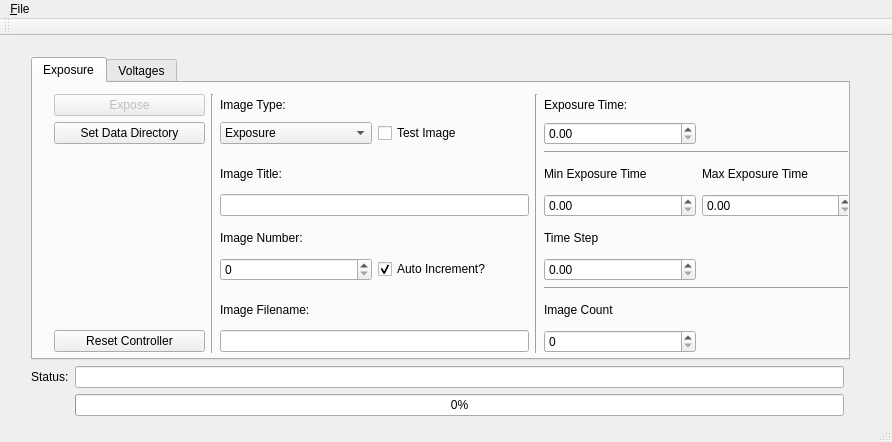
Above: ccdcontroller.ui from Snyder005/ccdcontroller before the change. Below: the same form after it.
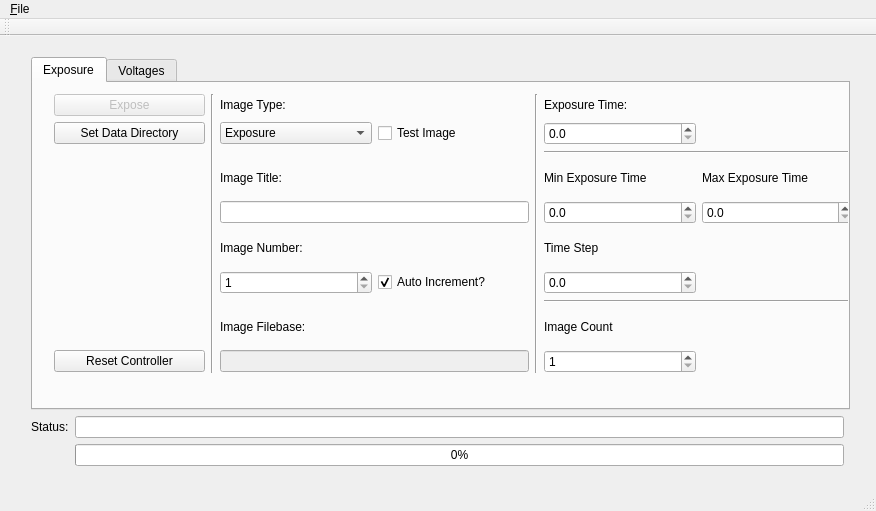
That is the form after the change.

Commit message: Inputs now turn on/off depending on exposure type.  Few additional minor ui updates.

```diff
--- a/ccdcontroller.ui
+++ b/ccdcontroller.ui
@@ -6,8 +6,8 @@
    <rect>
     <x>0</x>
     <y>0</y>
-    <width>892</width>
-    <height>442</height>
+    <width>876</width>
+    <height>511</height>
    </rect>
   </property>
   <property name="windowTitle">
@@ -20,7 +20,7 @@
       <x>20</x>
       <y>10</y>
       <width>841</width>
-      <height>381</height>
+      <height>431</height>
      </rect>
     </property>
     <layout class="QGridLayout" name="mainGrid">
@@ -54,18 +54,30 @@
         <attribute name="title">
          <string>Exposure</string>
         </attribute>
-        <widget class="QWidget" name="">
+        <widget class="QWidget" name="layoutWidget">
          <property name="geometry">
           <rect>
            <x>10</x>
            <y>0</y>
            <width>821</width>
-           <height>281</height>
+           <height>301</height>
           </rect>
          </property>
          <layout class="QGridLayout" name="gridLayout">
           <item row="1" column="5">
            <widget class="QDoubleSpinBox" name="exptimeSpinBox">
+            <property name="enabled">
+             <bool>true</bool>
+            </property>
+            <property name="readOnly">
+             <bool>false</bool>
+            </property>
+            <property name="decimals">
+             <number>1</number>
+            </property>
+            <property name="maximum">
+             <double>100000.000000000000000</double>
+            </property>
             <property name="singleStep">
              <double>0.500000000000000</double>
             </property>
@@ -151,7 +163,11 @@
            </widget>
           </item>
           <item row="4" column="5">
-           <widget class="QDoubleSpinBox" name="minexpSpinBox"/>
+           <widget class="QDoubleSpinBox" name="minexpSpinBox">
+            <property name="decimals">
+             <number>1</number>
+            </property>
+           </widget>
           </item>
           <item row="5" column="5">
            <widget class="QLabel" name="tstepLabel">
@@ -177,7 +193,7 @@
           <item row="8" column="2">
            <widget class="QLabel" name="imfilenameLabel">
             <property name="text">
-             <string>Image Filename:</string>
+             <string>Image Filebase:</string>
             </property>
            </widget>
           </item>
@@ -206,7 +222,11 @@
            </widget>
           </item>
           <item row="6" column="5">
-           <widget class="QDoubleSpinBox" name="tstepSpinBox"/>
+           <widget class="QDoubleSpinBox" name="tstepSpinBox">
+            <property name="decimals">
+             <number>1</number>
+            </property>
+           </widget>
           </item>
           <item row="0" column="0">
            <widget class="QPushButton" name="exposeButton">
@@ -226,10 +246,17 @@
            </widget>
           </item>
           <item row="4" column="6">
-           <widget class="QDoubleSpinBox" name="maxexpSpinBox"/>
+           <widget class="QDoubleSpinBox" name="maxexpSpinBox">
+            <property name="decimals">
+             <number>1</number>
+            </property>
+           </widget>
           </item>
           <item row="6" column="2">
            <widget class="QSpinBox" name="imnumSpinBox">
+            <property name="minimum">
+             <number>1</number>
+            </property>
             <property name="maximum">
              <number>999</number>
             </property>
@@ -237,6 +264,9 @@
           </item>
           <item row="9" column="5">
            <widget class="QSpinBox" name="imstackSpinBox">
+            <property name="minimum">
+             <number>1</number>
+            </property>
             <property name="maximum">
              <number>999</number>
             </property>
@@ -275,6 +305,9 @@
           </item>
           <item row="9" column="2" colspan="2">
            <widget class="QLineEdit" name="imfilenameLineEdit">
+            <property name="enabled">
+             <bool>false</bool>
+            </property>
             <property name="readOnly">
              <bool>true</bool>
             </property>
@@ -567,7 +600,7 @@
     <rect>
      <x>0</x>
      <y>0</y>
-     <width>892</width>
+     <width>876</width>
      <height>22</height>
     </rect>
    </property>
```
Left out of the diff: 36 changed lines with no effect on the pictures. The commit also changes 4 other files.
